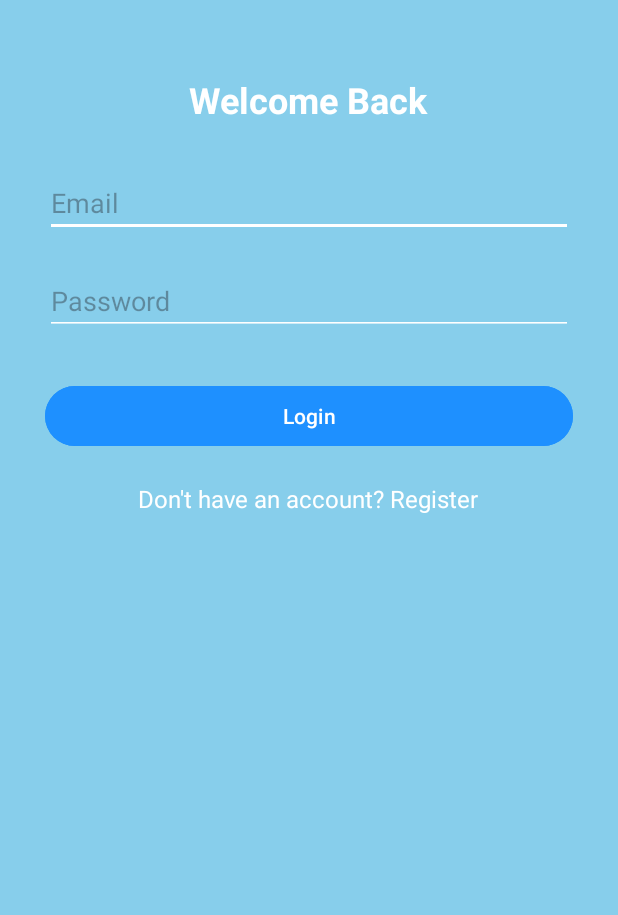
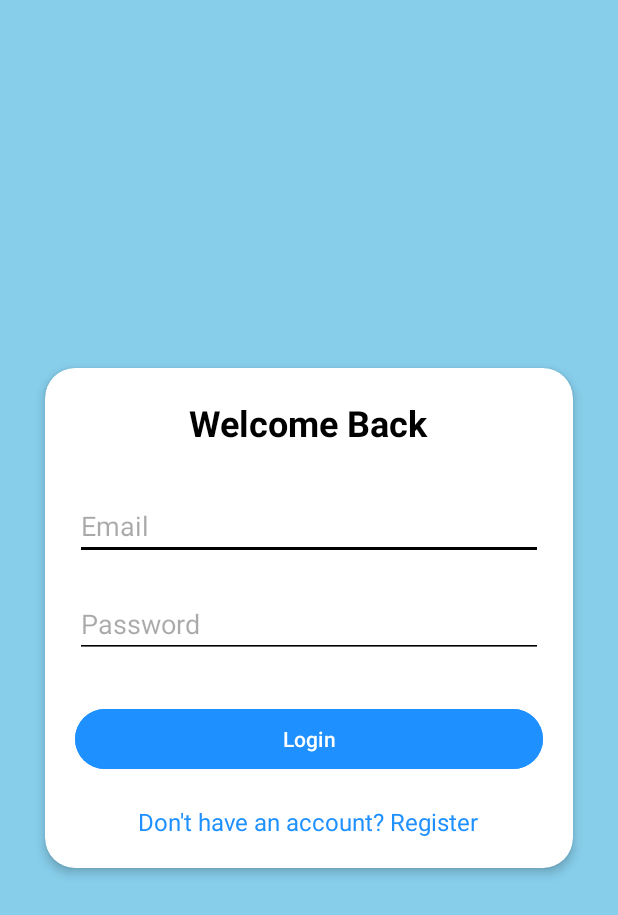
Before and after one commit to DeniseIra02/iDrated, an Android app: the screen it shows after launch (LoginActivity), on a phone screen of 412 x 824 dp. Shown: the top 915 px of the screen. Run offline under Robolectric (Android 15) with nearby library versions, the phone set to English and light mode, and no system bars; our stand-ins replace Firebase (no records; nobody signed in at launch, a user with empty details on screens opened directly).

Commit message:
login ui

```diff
--- a/app/src/main/res/layout/activity_login.xml
+++ b/app/src/main/res/layout/activity_login.xml
@@ -8,20 +8,35 @@
     android:layout_height="match_parent"
     tools:context=".LoginActivity">
 
-    <RelativeLayout xmlns:android="http://schemas.android.com/apk/res/android"
+    <RelativeLayout
         android:layout_width="match_parent"
         android:layout_height="match_parent"
         android:background="#87CEEB">
+
+        <!-- White Box -->
+        <androidx.cardview.widget.CardView
+            android:id="@+id/whiteBox"
+            android:layout_width="match_parent"
+            android:layout_height="wrap_content"
+            android:layout_margin="30dp"
+            app:cardCornerRadius="20dp"
+            app:cardElevation="4dp"
+            android:layout_centerInParent="true"
+            android:backgroundTint="#FFFFFF">
+
+            <RelativeLayout
+                android:layout_width="match_parent"
+                android:layout_height="wrap_content"
+                android:padding="20dp">
 
                 <TextView
                     android:id="@+id/loginTitle"
                     android:layout_width="wrap_content"
                     android:layout_height="wrap_content"
                     android:layout_centerHorizontal="true"
-            android:layout_marginTop="50dp"
                     android:text="Welcome Back"
                     android:textSize="24sp"
-            android:textColor="#FFFFFF"
+                    android:textColor="#000000"
                     android:textStyle="bold"/>
 
                 <EditText
@@ -30,11 +45,9 @@
                     android:layout_height="wrap_content"
                     android:layout_below="@id/loginTitle"
                     android:layout_marginTop="30dp"
-            android:layout_marginLeft="30dp"
-            android:layout_marginRight="30dp"
                     android:hint="Email"
-            android:backgroundTint="#FFFFFF"
-            android:textColor="#FFFFFF"/>
+                    android:backgroundTint="#000000"
+                    android:textColor="#000000"/>
 
                 <EditText
                     android:id="@+id/passwordInput"
@@ -42,11 +55,9 @@
                     android:layout_height="wrap_content"
                     android:layout_below="@id/emailInput"
                     android:layout_marginTop="20dp"
-            android:layout_marginLeft="30dp"
-            android:layout_marginRight="30dp"
                     android:hint="Password"
-            android:backgroundTint="#FFFFFF"
-            android:textColor="#FFFFFF"
+                    android:backgroundTint="#000000"
+                    android:textColor="#000000"
                     android:inputType="textPassword"/>
 
                 <Button
@@ -55,8 +66,6 @@
                     android:layout_height="wrap_content"
                     android:layout_below="@id/passwordInput"
                     android:layout_marginTop="30dp"
-            android:layout_marginLeft="30dp"
-            android:layout_marginRight="30dp"
                     android:backgroundTint="#1E90FF"
                     android:text="Login"
                     android:textColor="#FFFFFF"/>
@@ -69,8 +78,11 @@
                     android:layout_centerHorizontal="true"
                     android:layout_marginTop="20dp"
                     android:text="Don't have an account? Register"
-            android:textColor="#FFFFFF"
+                    android:textColor="#1E90FF"
                     android:textSize="16sp"/>
+
             </RelativeLayout>
+        </androidx.cardview.widget.CardView>
 
+    </RelativeLayout>
 </androidx.constraintlayout.widget.ConstraintLayout>
--- a/gradle/libs.versions.toml
+++ b/gradle/libs.versions.toml
@@ -1,5 +1,5 @@
 [versions]
-agp = "8.5.1"
+agp = "8.7.2"
 kotlin = "1.9.0"
 coreKtx = "1.13.1"
 junit = "4.13.2"
```
Also changed, not shown: gradle/wrapper/gradle-wrapper.properties. Lines whose indentation alone changed are shown as unchanged.
